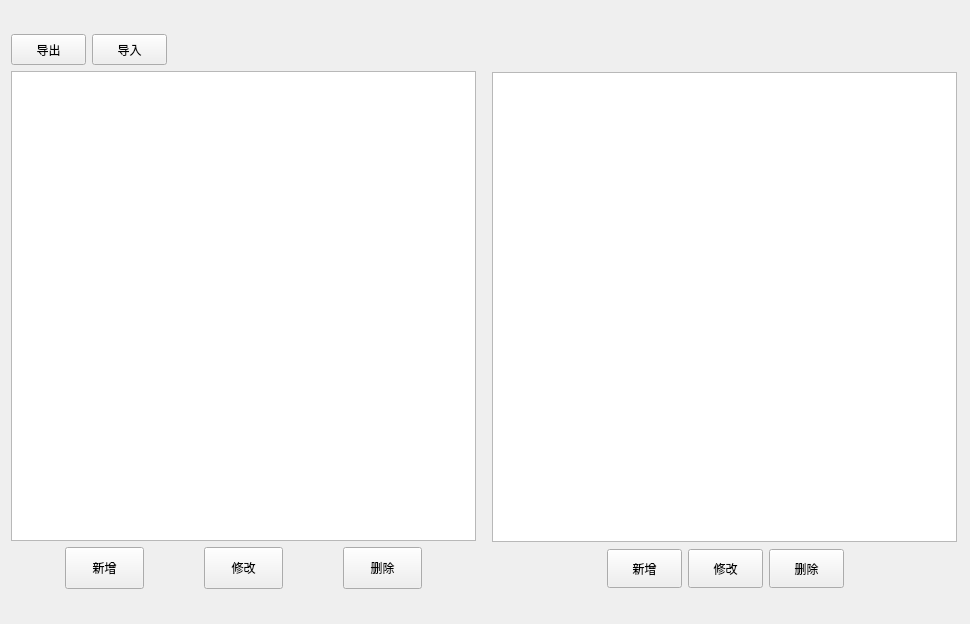
zgj0607/Py-store, file View/types/ui/ui_service.ui: the form before one commit.
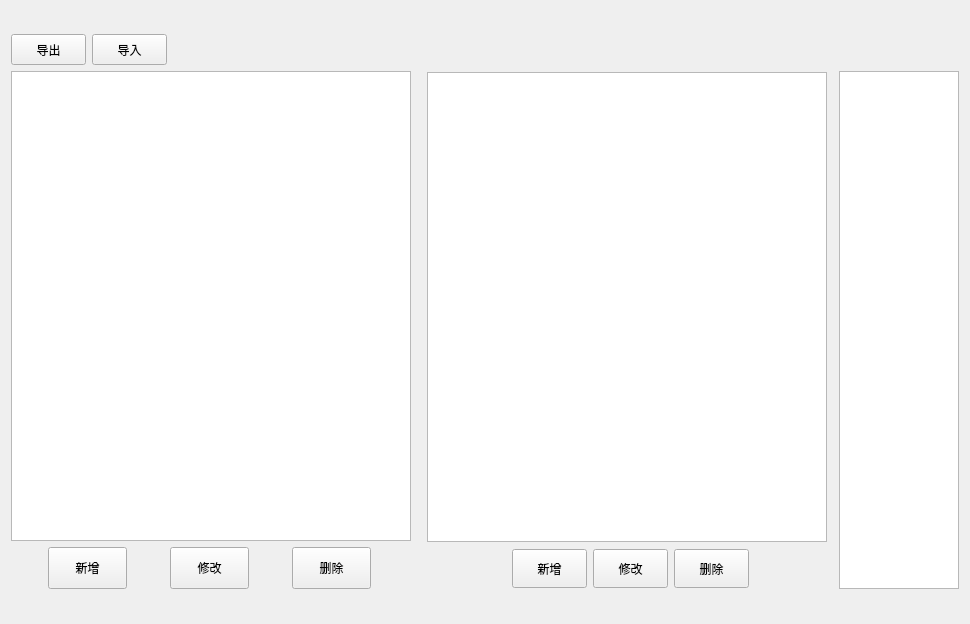
The form after the commit.

```diff
--- a/View/types/ui/ui_service.ui
+++ b/View/types/ui/ui_service.ui
@@ -91,19 +91,31 @@
           <number>5</number>
          </property>
          <item>
-          <widget class="QTableView" name="mendianMenu1">
+          <widget class="QTableView" name="first_service_table">
+           <property name="sizePolicy">
+            <sizepolicy hsizetype="Fixed" vsizetype="Fixed">
+             <horstretch>0</horstretch>
+             <verstretch>0</verstretch>
+            </sizepolicy>
+           </property>
            <property name="minimumSize">
             <size>
-             <width>465</width>
+             <width>400</width>
              <height>470</height>
             </size>
            </property>
            <property name="maximumSize">
             <size>
-             <width>465</width>
+             <width>400</width>
              <height>470</height>
             </size>
            </property>
+           <attribute name="horizontalHeaderStretchLastSection">
+            <bool>true</bool>
+           </attribute>
+           <attribute name="verticalHeaderVisible">
+            <bool>false</bool>
+           </attribute>
           </widget>
          </item>
          <item>
@@ -202,19 +214,34 @@
           <number>5</number>
          </property>
          <item>
-          <widget class="QTableView" name="mendianMenu2">
+          <widget class="QTableView" name="second_service_table">
+           <property name="sizePolicy">
+            <sizepolicy hsizetype="Fixed" vsizetype="Fixed">
+             <horstretch>0</horstretch>
+             <verstretch>0</verstretch>
+            </sizepolicy>
+           </property>
            <property name="minimumSize">
             <size>
-             <width>460</width>
+             <width>400</width>
              <height>470</height>
             </size>
            </property>
            <property name="maximumSize">
             <size>
-             <width>465</width>
+             <width>400</width>
              <height>470</height>
             </size>
            </property>
+           <attribute name="horizontalHeaderVisible">
+            <bool>true</bool>
+           </attribute>
+           <attribute name="horizontalHeaderStretchLastSection">
+            <bool>true</bool>
+           </attribute>
+           <attribute name="verticalHeaderVisible">
+            <bool>false</bool>
+           </attribute>
           </widget>
          </item>
          <item>
@@ -333,6 +360,34 @@
          </item>
         </layout>
        </item>
+       <item>
+        <widget class="QTableView" name="checkbox_table">
+         <property name="sizePolicy">
+          <sizepolicy hsizetype="Fixed" vsizetype="Fixed">
+           <horstretch>0</horstretch>
+           <verstretch>0</verstretch>
+          </sizepolicy>
+         </property>
+         <property name="minimumSize">
+          <size>
+           <width>120</width>
+           <height>500</height>
+          </size>
+         </property>
+         <property name="maximumSize">
+          <size>
+           <width>120</width>
+           <height>550</height>
+          </size>
+         </property>
+         <attribute name="horizontalHeaderVisible">
+          <bool>false</bool>
+         </attribute>
+         <attribute name="verticalHeaderVisible">
+          <bool>false</bool>
+         </attribute>
+        </widget>
+       </item>
       </layout>
      </item>
     </layout>
```
Left out of the diff: 16 changed lines with no effect on the pictures.
